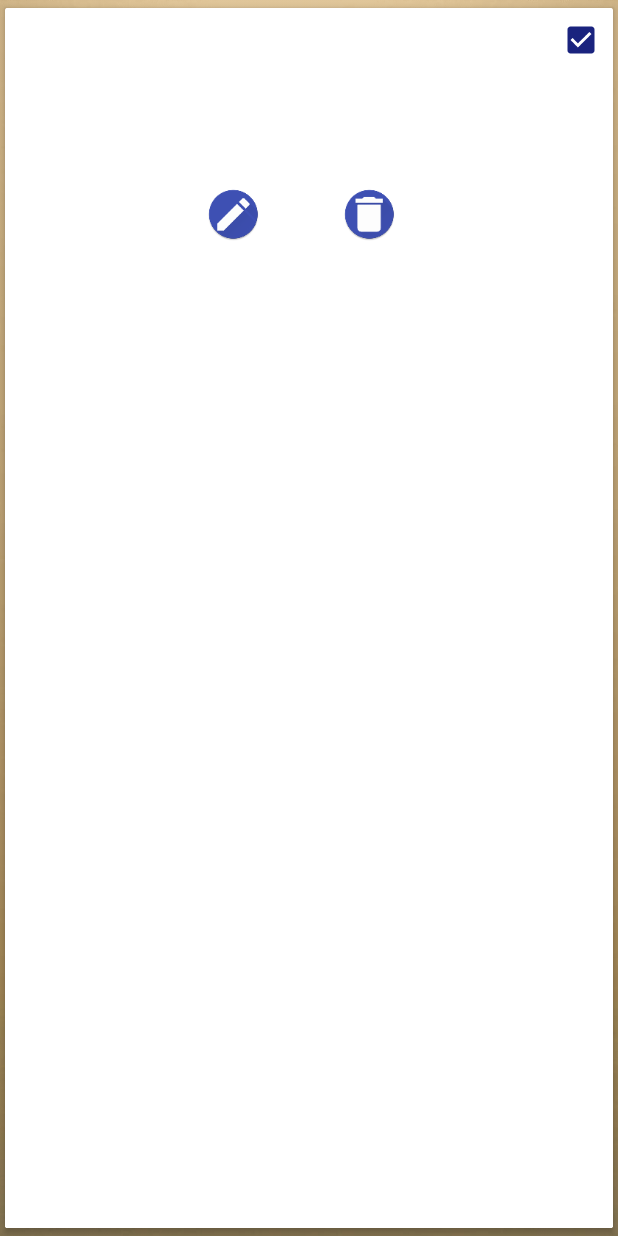
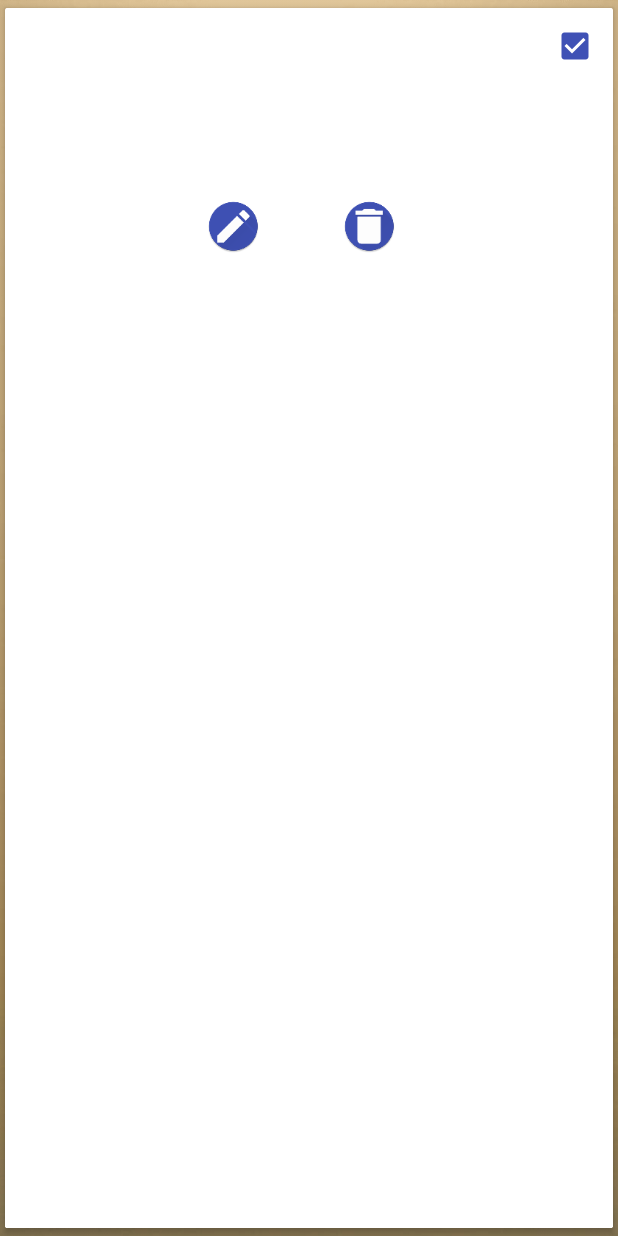
Before and after one commit to XinyueZ/timekeeping, an Android app: the layout item_grid.xml on its own in the app's theme, with its tools: preview values and no code run, on a phone screen of 412 x 824 dp. Run offline under Robolectric (Android 15) with nearby library versions, the phone set to English and light mode, and no system bars.

Commit message:
Fix checkbox on actionmode

```diff
--- a/app/src/main/java/com/timekeeping/app/activities/MainActivity.java
+++ b/app/src/main/java/com/timekeeping/app/activities/MainActivity.java
@@ -128,7 +128,7 @@ public class MainActivity extends BaseActivity implements OnInitListener, OnClic
 	 * 		Event {@link  EULARejectEvent}.
 	 */
 	public void onEvent(EULARejectEvent e) {
-		finish();
+		ActivityCompat.finishAfterTransition(this);
 	}
 
 	/**
--- a/app/src/main/java/com/timekeeping/app/adapters/TimeKeepingListAdapter.java
+++ b/app/src/main/java/com/timekeeping/app/adapters/TimeKeepingListAdapter.java
@@ -73,6 +73,7 @@ public final class TimeKeepingListAdapter extends SelectableAdapter<TimeKeepingL
 	@Override
 	public void onBindViewHolder(final ViewHolder holder, final int position) {
 		final Time entry = mVisibleData.get(position);
+		holder.mCb.setVisibility(!isActionMode() ?   View.INVISIBLE : isSelected(position) ? View.VISIBLE :View.INVISIBLE );
 		holder.mBinding.setVariable(BR.time, entry);
 		holder.mBinding.setVariable(BR.adapter, this);
 		holder.mBinding.setVariable(BR.handler, new GridItemHandler(this, position, entry));
@@ -198,11 +199,11 @@ public final class TimeKeepingListAdapter extends SelectableAdapter<TimeKeepingL
 	 */
 	static class ViewHolder extends RecyclerView.ViewHolder {
 		private ViewDataBinding mBinding;
-		private View mCardView;
+		private View mCb;
 
 		ViewHolder(ViewDataBinding binding) {
 			super(binding.getRoot());
-			mCardView = binding.getRoot().findViewById(R.id.item_cv);
+			mCb = binding.getRoot().findViewById(R.id.item_cb);
 			mBinding = binding;
 		}
 	}
--- a/app/src/main/res/layout/item_grid.xml
+++ b/app/src/main/res/layout/item_grid.xml
@@ -50,12 +50,10 @@
             android:layout_height="wrap_content"
             android:orientation="vertical">
 
-            <CheckBox
+            <ImageView
                 android:id="@+id/item_cb"
                 style="@style/Grid_Item_DeleteBtn"
-                android:layout_gravity="top|end"
-                android:checked="true"
-                android:visibility="@{!adapter.isActionMode() ?   View.INVISIBLE : adapter.isSelected(position) ? View.VISIBLE :View.INVISIBLE }" />
+                android:layout_gravity="top|end"  />
 
             <com.timekeeping.widget.FontTextView
                 android:id="@+id/time_tv"
--- a/app/src/main/res/values/styles.xml
+++ b/app/src/main/res/values/styles.xml
@@ -28,6 +28,8 @@
     </style>
 
     <style name="Grid_Item_DeleteBtn">
+        <item name="android:src">@drawable/ic_toggle_check_box</item>
+        <item name="android:background">@color/common_transparent</item>
         <item name="android:layout_width">wrap_content</item>
         <item name="android:layout_height">wrap_content</item>
         <item name="android:layout_margin">@dimen/grid_item_delete_btn_margin</item>
```
Also changed, not shown: app/src/main/res/drawable-hdpi/ic_toggle_check_box.png (added), app/src/main/res/drawable-mdpi/ic_toggle_check_box.png (added), app/src/main/res/drawable-xhdpi/ic_toggle_check_box.png (added), app/src/main/res/drawable-xxhdpi/ic_toggle_check_box.png (added), app/src/main/res/drawable-xxxhdpi/ic_toggle_check_box.png (added), 2 other files.
